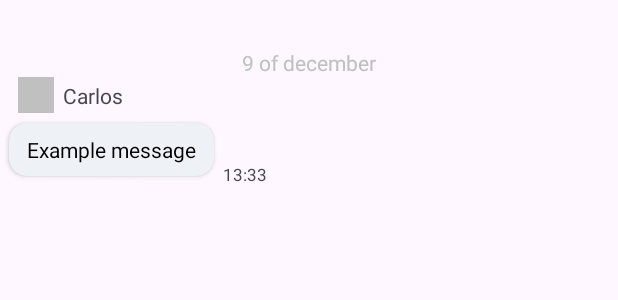
After one commit to CarlosCGA/MyChatApp, an Android app: the layout item_chat_other.xml on its own in the app's theme, with its tools: preview values and no code run, on a phone screen of 412 x 824 dp. The commit adds this screen. Shown: the top 300 px of the screen. Run offline under Robolectric (Android 15) with nearby library versions, the phone set to English and light mode, and no system bars.

Commit message:
add item chat other layout

```diff
--- /dev/null
+++ b/app/src/main/res/layout/item_chat_other.xml
@@ -0,0 +1,69 @@
+<?xml version="1.0" encoding="utf-8"?>
+<androidx.constraintlayout.widget.ConstraintLayout xmlns:android="http://schemas.android.com/apk/res/android"
+    xmlns:app="http://schemas.android.com/apk/res-auto"
+    xmlns:tools="http://schemas.android.com/tools"
+    android:layout_width="match_parent"
+    android:layout_height="match_parent">
+
+    <TextView
+        android:id="@+id/tvDateMe"
+        android:layout_width="wrap_content"
+        android:layout_height="wrap_content"
+        android:layout_marginTop="32dp"
+        android:textColor="@color/hour_date_color"
+        app:layout_constraintEnd_toEndOf="parent"
+        app:layout_constraintStart_toStartOf="parent"
+        app:layout_constraintTop_toTopOf="parent"
+        tools:text="9 of december" />
+
+    <ImageView
+        android:id="@+id/ivUser"
+        android:layout_width="24dp"
+        android:layout_height="24dp"
+        android:contentDescription="@string/username_image"
+        app:layout_constraintStart_toStartOf="parent"
+        app:layout_constraintTop_toBottomOf="@id/tvDateMe"
+        android:background="@color/hour_date_color"
+        android:layout_marginStart="12dp"/>
+
+    <TextView
+        android:layout_width="wrap_content"
+        android:layout_height="wrap_content"
+        android:paddingHorizontal="6dp"
+        app:layout_constraintStart_toEndOf="@id/ivUser"
+        app:layout_constraintTop_toTopOf="@id/ivUser"
+        app:layout_constraintBottom_toBottomOf="@id/ivUser"
+        tools:text="Carlos"/>
+
+    <androidx.cardview.widget.CardView
+        android:id="@+id/cardChat"
+        android:layout_width="wrap_content"
+        android:layout_height="wrap_content"
+        android:elevation="0dp"
+        app:cardBackgroundColor="@color/card_other_background"
+        app:cardCornerRadius="12dp"
+        app:cardUseCompatPadding="true"
+        app:layout_constraintStart_toStartOf="parent"
+        app:layout_constraintTop_toBottomOf="@id/ivUser">
+
+        <TextView
+            android:layout_width="wrap_content"
+            android:layout_height="wrap_content"
+            android:paddingHorizontal="12dp"
+            android:paddingVertical="8dp"
+            android:textColor="@color/message_other_color"
+            tools:text="Example message" />
+
+    </androidx.cardview.widget.CardView>
+
+    <TextView
+        android:id="@+id/tvHour"
+        android:layout_width="wrap_content"
+        android:layout_height="wrap_content"
+        app:layout_constraintBottom_toBottomOf="@id/cardChat"
+        app:layout_constraintStart_toEndOf="@id/cardChat"
+        android:textSize="11sp"
+        tools:text="13:33"/>
+
+
+</androidx.constraintlayout.widget.ConstraintLayout>
--- a/app/src/main/res/values/strings.xml
+++ b/app/src/main/res/values/strings.xml
@@ -14,4 +14,7 @@
     <string name="send_message_hint">Enter message</string>
     <string name="send_message">Send</string>
 
+    <!-- ITEM CHAT OTHER -->
+    <string name="username_image">Username image</string>
+
 </resources>
```
